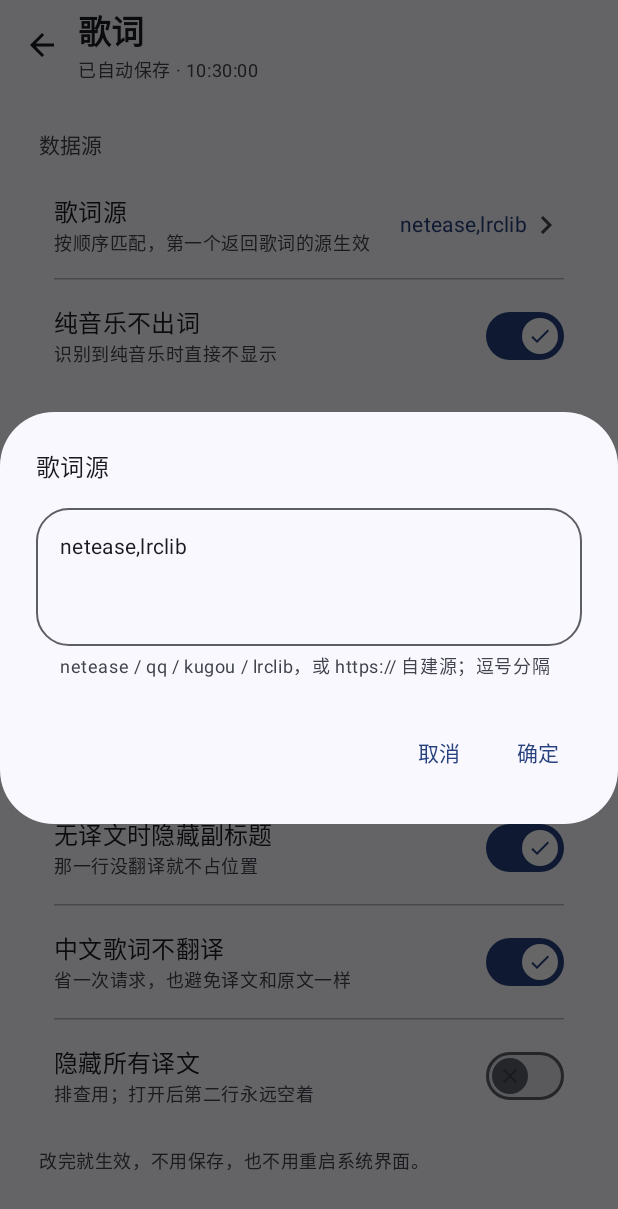
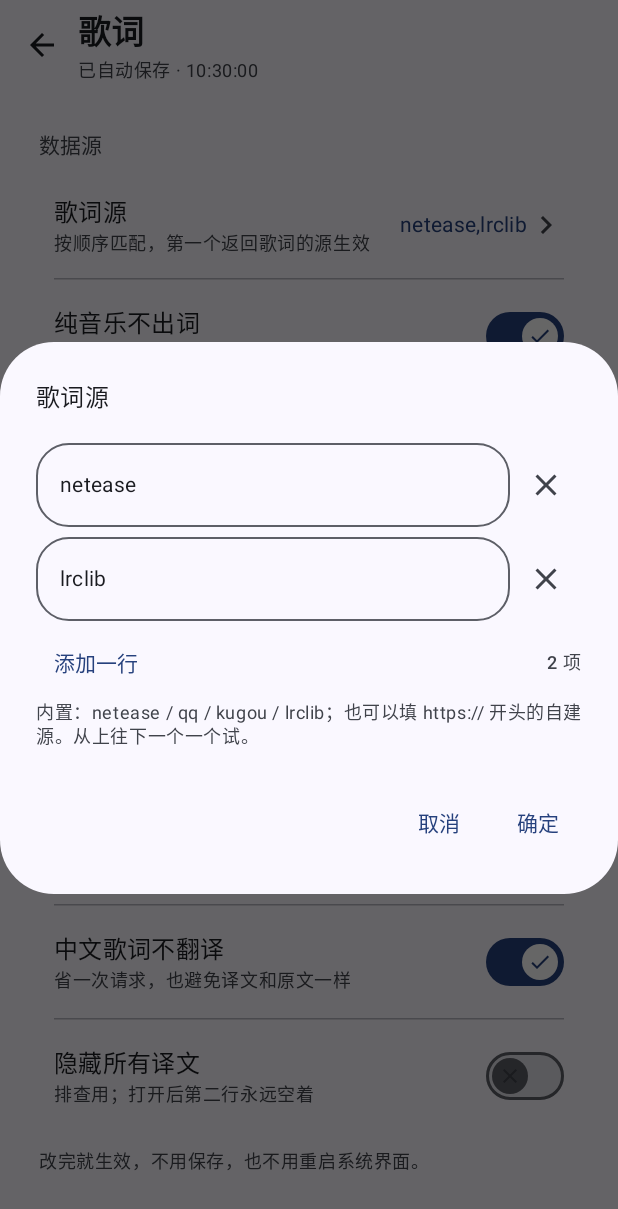
Before and after one commit to guloi/xposed-lyricPatch, an Android app built with Jetpack Compose: the SettingsActivity screen opened directly, with no data from a screen before it, after a tap on "歌词源", on a phone screen of 412 x 824 dp. Shown: the top 1209 px of the screen. Run offline under Robolectric (Android 15) with nearby library versions, the phone set to English and light mode, and no system bars; pictures from the network do not load.

Commit message:
feat(ui): 列表配置改一行一个（可增删），补全每一项的填写说明；4.92 (123)

```diff
--- a/app/build.gradle
+++ b/app/build.gradle
@@ -18,8 +18,8 @@ android {
         applicationId "com.lyricpatch"
         minSdk 29
         targetSdk 37
-        versionCode 121
-        versionName "4.90"
+        versionCode 123
+        versionName "4.92"
     }
 
     buildFeatures {
--- a/app/src/main/java/com/lyricpatch/LyricPatchModule.java
+++ b/app/src/main/java/com/lyricpatch/LyricPatchModule.java
@@ -42,7 +42,7 @@ public final class LyricPatchModule extends XposedModule {
     private static final String TAG = "LyricPatch";
 
     /** 日志里会打出来，方便确认装的是哪一版 */
-    private static final String VERSION = "4.90";
+    private static final String VERSION = "4.92";
     private static final String CLS_FACTORY =
             "com.android.systemui.statusbar.phone.LyricSourceFactory";
 
--- a/app/src/main/kotlin/com/lyricpatch/pages/SettingsPage.kt
+++ b/app/src/main/kotlin/com/lyricpatch/pages/SettingsPage.kt
@@ -14,6 +14,7 @@ import androidx.compose.foundation.lazy.LazyColumn
 import androidx.compose.foundation.rememberScrollState
 import androidx.compose.foundation.verticalScroll
 import androidx.compose.material.icons.Icons
+import androidx.compose.material.icons.filled.Close
 import androidx.compose.material.icons.filled.Share
 import androidx.compose.material.icons.filled.Warning
 import androidx.compose.material3.*
@@ -226,13 +227,13 @@ fun SettingsPage(category: String, onBack: () -> Unit) {
                     )
                 }
                 if (editing) {
-                    TextEditDialog(
+                    ListEditDialog(
                         title = "歌词源",
                         initial = providers,
-                        supporting = "netease / qq / kugou / lrclib，或 https:// 自建源；逗号分隔",
-                        multiline = true,
+                        placeholder = "netease",
+                        supporting = "内置：netease / qq / kugou / lrclib；也可以填 https:// 开头的自建源。从上往下一个一个试。",
                         onDismiss = { editing = false },
-                        onConfirm = { session.set(ConfKeys.PROVIDERS, it) },
+                        onConfirm = { session.set(ConfKeys.PROVIDERS, it.joinToString(",")) },
                     )
                 }
             }
@@ -292,13 +293,13 @@ fun SettingsPage(category: String, onBack: () -> Unit) {
                     )
                 }
                 if (editProviders) {
-                    TextEditDialog(
+                    ListEditDialog(
                         title = "翻译源",
                         initial = providers,
-                        supporting = "按顺序获取：netease / qq，或 https:// 自建源",
-                        multiline = true,
+                        placeholder = "netease",
+                        supporting = "内置：netease / qq；也可以填 https:// 开头的自建源。留空则只用主源自带的翻译。",
                         onDismiss = { editProviders = false },
-                        onConfirm = { session.set(ConfKeys.TRANSLATION_PROVIDERS, it) },
+                        onConfirm = { session.set(ConfKeys.TRANSLATION_PROVIDERS, it.joinToString(",")) },
                     )
                 }
                 if (editMode) {
@@ -474,13 +475,13 @@ fun SettingsPage(category: String, onBack: () -> Unit) {
                     else -> null
                 }
                 if (editingKey != null) {
-                    TextEditDialog(
+                    ListEditDialog(
                         title = if (editing == "white") "仅这些应用生效" else "跳过这些应用",
                         initial = session.raw(editingKey),
-                        supporting = "一行一个包名，也可以逗号分隔",
-                        multiline = true,
+                        placeholder = "moe.ouom.neriplayer",
+                        supporting = "填应用包名（不是名称）。可以在系统设置 → 应用信息里看到，例如 moe.ouom.neriplayer。",
                         onDismiss = { editing = null },
-                        onConfirm = { session.set(editingKey, it) },
+                        onConfirm = { session.set(editingKey, it.joinToString(",")) },
                     )
                 }
             }
@@ -589,40 +590,91 @@ private fun saveLabel(saving: Boolean, savedAt: Long, error: String?): String =
 }
 
 
+/** 一行一个的列表编辑器：不要再多行文本框 */
 @Composable
-private fun TextEditDialog(
+private fun ListEditDialog(
     title: String,
     initial: String,
-    supporting: String?,
-    multiline: Boolean,
+    placeholder: String,
+    supporting: String,
     onDismiss: () -> Unit,
-    onConfirm: (String) -> Unit,
+    onConfirm: (List<String>) -> Unit,
 ) {
-    var text by remember { mutableStateOf(initial) }
+    val items = remember {
+        mutableStateListOf<String>().apply {
+            addAll(initial.split(',', '\n').map { it.trim() }.filter { it.isNotEmpty() })
+            if (isEmpty()) add("")
+        }
+    }
+
     AlertDialog(
         onDismissRequest = onDismiss,
         containerColor = MaterialTheme.colorScheme.surface,
         title = { Text(title, style = MaterialTheme.typography.titleMedium) },
         text = {
-            OutlinedTextField(
-                value = text,
-                onValueChange = { text = it },
-                modifier = Modifier.fillMaxWidth(),
-                singleLine = !multiline,
-                // 别给太高，空着的时候一整块很亩
-                minLines = if (multiline) 3 else 1,
-                maxLines = if (multiline) 6 else 1,
-                shape = MaterialTheme.shapes.medium,
-                // 不能写成 supporting?.let { { Text(it) } }：lambda 拿不到 @Composable 的期望类型
-                supportingText = if (supporting != null) {
-                    { Text(supporting) }
-                } else {
-                    null
-                },
-            )
+            Column {
+                Column(
+                    modifier = Modifier
+                        .heightIn(max = 260.dp)
+                        .verticalScroll(rememberScrollState()),
+                ) {
+                    items.forEachIndexed { index, value ->
+                        Row(verticalAlignment = Alignment.CenterVertically) {
+                            OutlinedTextField(
+                                value = value,
+                                onValueChange = { items[index] = it },
+                                modifier = Modifier.weight(1f).padding(vertical = 3.dp),
+                                singleLine = true,
+                                shape = MaterialTheme.shapes.medium,
+                                placeholder = {
+                                    Text(
+                                        placeholder,
+                                        style = MaterialTheme.typography.bodySmall,
+                                        color = MaterialTheme.colorScheme.onSurfaceVariant,
+                                    )
+                                },
+                            )
+                            IconButton(
+                                onClick = { items.removeAt(index) },
+                                enabled = items.size > 1,
+                            ) {
+                                Icon(
+                                    Icons.Filled.Close,
+                                    contentDescription = "删除这一行",
+                                    tint = MaterialTheme.colorScheme.onSurfaceVariant,
+                                )
+                            }
+                        }
+                    }
+                }
+
+                Row(
+                    modifier = Modifier.fillMaxWidth(),
+                    horizontalArrangement = Arrangement.SpaceBetween,
+                    verticalAlignment = Alignment.CenterVertically,
+                ) {
+                    TextButton(onClick = { items.add("") }) { Text("添加一行") }
+                    Text(
+                        "${items.count { it.isNotBlank() }} 项",
+                        style = MaterialTheme.typography.labelMedium,
+                        color = MaterialTheme.colorScheme.onSurfaceVariant,
+                    )
+                }
+
+                Text(
+                    supporting,
+                    style = MaterialTheme.typography.bodySmall,
+                    color = MaterialTheme.colorScheme.onSurfaceVariant,
+                )
+            }
         },
         confirmButton = {
-            TextButton(onClick = { onConfirm(text); onDismiss() }) { Text("确定") }
+            TextButton(
+                onClick = {
+                    onConfirm(items.map { it.trim() }.filter { it.isNotEmpty() })
+                    onDismiss()
+                },
+            ) { Text("确定") }
         },
         dismissButton = { TextButton(onClick = onDismiss) { Text("取消") } },
     )
```
Also changed, not shown: app/src/main/java/com/lyricpatch/hook/LyricSourceProxy.java (+6 -8 lines), 1 other file.
